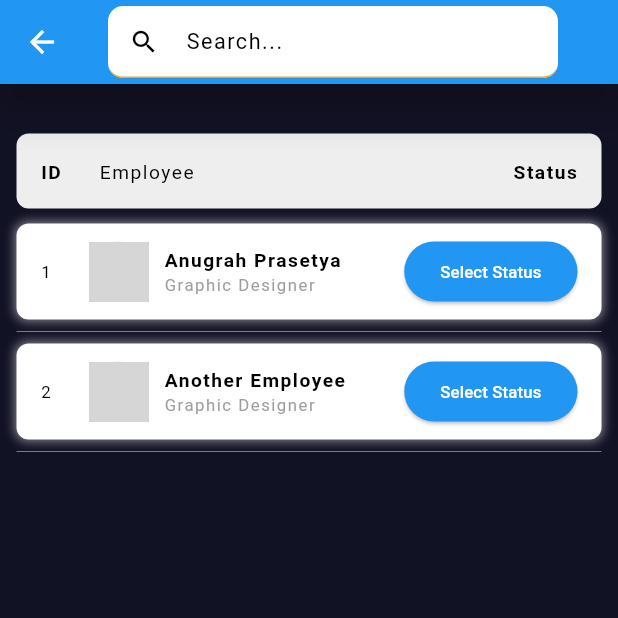
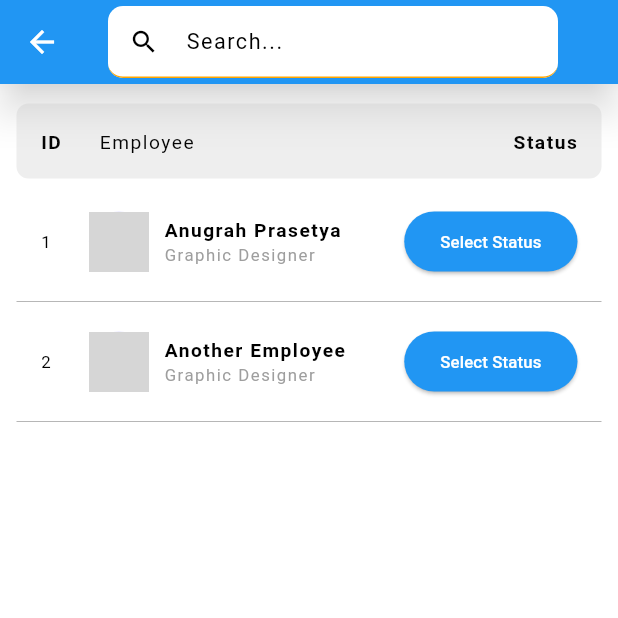
Before and after one commit to ArhamSE2002/codes_thinkers, a Flutter app: the AttendanceScreen screen opened directly, on a phone screen of 412 x 824 dp, the top half of it. Run offline on Flutter 3.47's test engine with Material 3 defaults, Android fonts, the phone set to English and light mode, and no system bars; our stand-ins replace auto_size_text, cloud_firestore, curved_navigation_bar, firebase_auth, firebase_core, firebase_storage and 3 more; accounts and stored records are empty; network calls fail; grey boxes are pictures that could not be loaded.

```diff
--- a/lib/screens/admin/attendance/attendancetwo.dart
+++ b/lib/screens/admin/attendance/attendancetwo.dart
@@ -44,7 +44,7 @@ class _AttendanceScreenState extends State<AttendanceScreen> {
   Color _getButtonColor(String status) {
     switch (status) {
       case 'Present':
-        return const Color.fromARGB(255, 193, 235, 146); // Light green for Present
+        return const Color.fromARGB(255, 0, 146, 5); // Light green for Present
       case 'Absent':
         return Colors.red; // Red for Absent
       case 'Leave':
@@ -57,7 +57,7 @@ class _AttendanceScreenState extends State<AttendanceScreen> {
   Color _getTextColor(String status) {
     switch (status) {
       case 'Present':
-        return Colors.green; // Dark green for Present
+        return const Color.fromARGB(255, 255, 255, 255); // Dark green for Present
       case 'Absent':
         return Colors.white; // White for Absent text
       case 'Leave':
@@ -112,8 +112,8 @@ class _AttendanceScreenState extends State<AttendanceScreen> {
   @override
   Widget build(BuildContext context) {
     return Scaffold(
-      backgroundColor: AppColors.backgroundColor, // Updated this line
-      appBar: AppBar(
+      // backgroundColor: AppColors.backgroundColor, // Updated this line
+      appBar: AppBar(shadowColor: Colors.white,
         backgroundColor: Colors.blue,
         title: SizedBox(
           width: 300,
@@ -131,8 +131,11 @@ class _AttendanceScreenState extends State<AttendanceScreen> {
           ),
         ),
       ),
-      body: Padding(
-        padding: const EdgeInsets.only(left: 11, right: 11, top: 33),
+      body: Container(
+        color: Colors.white,
+        height: double.infinity,
+        width: double.infinity,
+        padding: const EdgeInsets.only(left: 11, right: 11, top: 13),
         child: Column(
           children: [
             Container(
```
